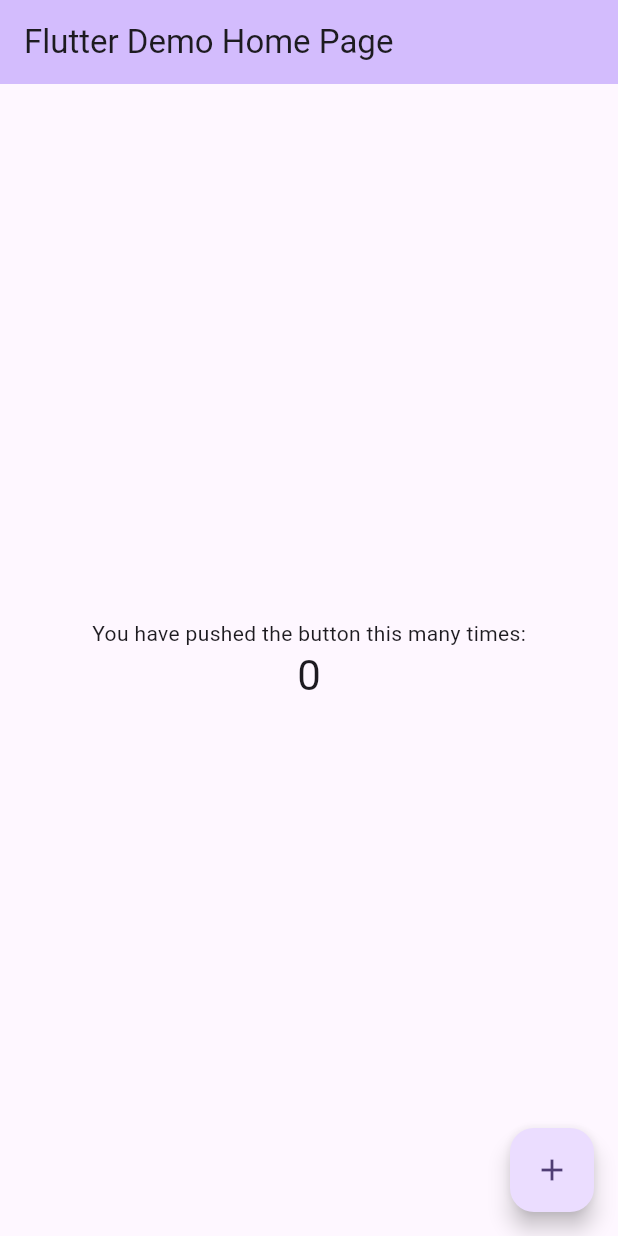
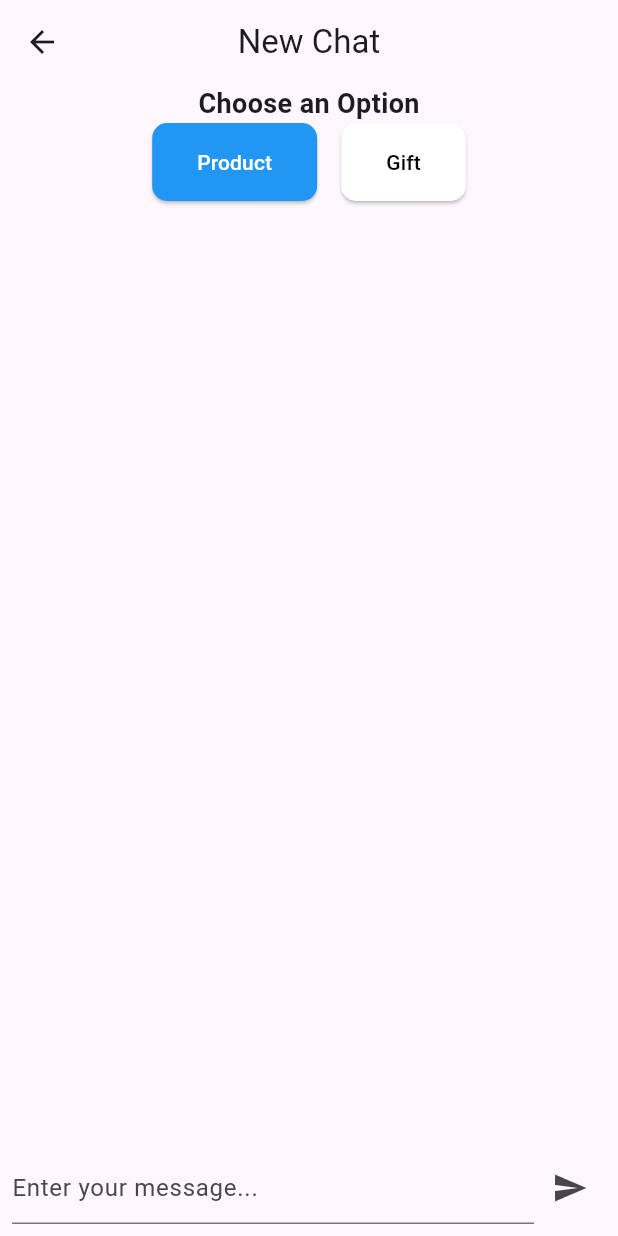
Before and after one commit to Shchoholiev/shopping-assistant-mobile-client, a Flutter app: the screen it shows after launch, on a phone screen of 412 x 824 dp. Run offline on Flutter 3.47's test engine with Material 2 defaults, Android fonts, the phone set to English and light mode, and no system bars; our stand-ins replace graphql, graphql_flutter, jwt_decoder, shared_preferences; accounts and stored records are empty.

Commit message:
create screen for chat

```diff
--- a/lib/main.dart
+++ b/lib/main.dart
@@ -2,10 +2,12 @@ import 'dart:convert';
 import 'package:flutter/material.dart';
 import 'package:graphql/client.dart';
 import 'package:shopping_assistant_mobile_client/network/api_client.dart';
+import 'package:shopping_assistant_mobile_client/screens/chat.dart';
 
 void main() {
   runApp(const MyApp());
 }
+final ApiClient client = ApiClient();
 
 class MyApp extends StatelessWidget {
   const MyApp({super.key});
@@ -34,7 +36,7 @@ class MyApp extends StatelessWidget {
         colorScheme: ColorScheme.fromSeed(seedColor: Colors.deepPurple),
         useMaterial3: true,
       ),
-      home: const MyHomePage(title: 'Flutter Demo Home Page'),
+      home: ChatScreen(),
     );
   }
 }
--- /dev/null
+++ b/lib/screens/chat.dart
@@ -0,0 +1,253 @@
+import 'dart:convert';
+
+import 'package:flutter/material.dart';
+import 'package:graphql_flutter/graphql_flutter.dart';
+import 'package:shopping_assistant_mobile_client/network/api_client.dart';
+
+const String startPersonalWishlistMutations = r'''
+  mutation startPersonalWishlist($dto: WishlistCreateDtoInput!) {
+    startPersonalWishlist(dto: $dto) {
+      createdById, id, name, type
+    }
+  }
+''';
+
+const String sendMessageMutation = r'''
+  mutation sendMessage($wishlistId: ID!, $message: String!) {
+    sendMessage(wishlistId: $wishlistId, message: $message) {
+      // Опис того, що ви очікуєте від відповіді
+    }
+  }
+''';
+
+final ApiClient client = ApiClient();
+
+class ChatScreen extends StatefulWidget {
+  @override
+  State createState() => ChatScreenState();
+}
+
+class MessageBubble extends StatelessWidget {
+  final String message;
+
+  MessageBubble({required this.message});
+
+  @override
+  Widget build(BuildContext context) {
+    return Align(
+      alignment: Alignment.centerRight,
+      child: Container(
+        margin: const EdgeInsets.all(8.0),
+        padding: const EdgeInsets.all(16.0),
+        decoration: BoxDecoration(
+          color: Colors.blue,
+          borderRadius: BorderRadius.circular(10.0),
+        ),
+        child: Text(
+          message,
+          style: TextStyle(color: Colors.white),
+        ),
+      ),
+    );
+  }
+}
+
+class ChatScreenState extends State<ChatScreen> {
+
+  final TextEditingController _messageController = TextEditingController();
+  List<String> messages = [];
+  bool buttonsVisible = true;
+  final ScrollController _scrollController = ScrollController();
+
+
+  String wishlistId = '';
+
+  // Функція для старту першої вішлісту при відправці першого повідомлення
+  Future<void> _startPersonalWishlist() async {
+    final options = MutationOptions(
+      document: gql(startPersonalWishlistMutations),
+      variables: <String, dynamic>{
+        'dto': {'firstMessageText': messages.first, 'type': 'Product'},
+      },
+    );
+
+    final result = await client.mutate(options);
+
+    if (result != null && result.containsKey('startPersonalWishlist')) {
+      setState(() {
+        wishlistId = result['startPersonalWishlist']['id'];
+      });
+    }
+  }
+
+  // Функція для відправки повідомлення до API
+  Future<void> _sendMessageToAPI(String message) async {
+    final options = MutationOptions(
+      document: gql(sendMessageMutation),
+      variables: <String, dynamic>{'wishlistId': wishlistId, 'message': message},
+    );
+
+    final result = await client.mutate(options);
+
+    // Обробка результатів відправки повідомлення
+    if (result != null && result.containsKey('sendMessage')) {
+      // Отримання та обробка відповідей з GPT-4
+      var sseStream = client.getServerSentEventStream(
+        'api/productssearch/search/$wishlistId',
+        {'text': message},
+      );
+
+      await for (var chunk in sseStream) {
+        print('${chunk.event}: ${chunk.data}');
+        // Оновлення UI або збереження результатів, якщо необхідно
+      }
+    }
+  }
+
+  // Функція для відправки повідомлення
+  void _sendMessage() {
+    String message = _messageController.text;
+    setState(() {
+      messages.insert(0, message);
+    });
+
+    if (wishlistId.isEmpty) {
+      // Якщо вішліст не створено, стартуємо його
+      _startPersonalWishlist().then((_) {
+        // Після створення вішлісту, відправляємо перше повідомлення до API
+        _sendMessageToAPI(message);
+      });
+    } else {
+      // Якщо вішліст вже існує, відправляємо повідомлення до API
+      _sendMessageToAPI(message);
+    }
+
+    _messageController.clear();
+    _scrollController.animateTo(
+      0.0,
+      duration: Duration(milliseconds: 300),
+      curve: Curves.easeOut,
+    );
+  }
+
+
+  void _showGiftNotAvailable() {
+    showDialog(
+      context: context,
+      builder: (BuildContext context) {
+        return AlertDialog(
+          title: Text('Gift Functionality'),
+          content: Text('This function is currently unavailable.'),
+          actions: <Widget>[
+            TextButton(
+              child: Text('OK'),
+              onPressed: () {
+                Navigator.of(context).pop();
+              },
+            ),
+          ],
+        );
+      },
+    );
+  }
+
+  @override
+  Widget build(BuildContext context) {
+    return Scaffold(
+      appBar: AppBar(
+        title: Text('New Chat'),
+        centerTitle: true, // Відцентрувати заголовок
+        leading: IconButton(
+          icon: Icon(Icons.arrow_back),
+          onPressed: () {
+            // Обробник для кнопки "Назад"
+            print('Back button pressed');
+          },
+        ),
+      ),
+      body: Column(
+        children: <Widget>[
+          Visibility(
+            visible: buttonsVisible,
+            child: Align(
+              alignment: Alignment.topCenter,
+              child: Column(
+                children: [
+                  Text(
+                    'Choose an Option',
+                    style: TextStyle(fontSize: 18, fontWeight: FontWeight.bold),
+                  ),
+                  Row(
+                    mainAxisAlignment: MainAxisAlignment.center,
+                    children: <Widget>[
+                      ElevatedButton(
+                        onPressed: () {
+                          // Обробник для кнопки "Product"
+                          print('Product button pressed');
+                        },
+                        style: ElevatedButton.styleFrom(
+                          padding: EdgeInsets.symmetric(horizontal: 30, vertical: 16),
+                          shape: RoundedRectangleBorder(
+                            borderRadius: BorderRadius.circular(10), // Закруглення країв
+                          ),
+                          primary: Colors.blue, // Колір кнопки
+                          onPrimary: Colors.white, // Колір тексту на активній кнопці
+                        ),
+                        child: Text('Product'),
+                      ),
+                      SizedBox(width: 16.0), // Простір між кнопками
+                      ElevatedButton(
+                        onPressed: _showGiftNotAvailable,
+                        style: ElevatedButton.styleFrom(
+                          padding: EdgeInsets.symmetric(horizontal: 30, vertical: 16),
+                          shape: RoundedRectangleBorder(
+                            borderRadius: BorderRadius.circular(10), // Закруглення країв
+                          ),
+                          primary: Colors.white, // Колір кнопки "Gift"
+                          onPrimary: Colors.black, // Колір тексту на активній кнопці
+                        ),
+                        child: Text('Gift'),
+                      ),
+                    ],
+                  ),
+                ],
+              ),
+            ),
+          ),
+          Expanded(
+            child: ListView(
+              controller: _scrollController,
+              reverse: true, // Щоб список був у зворотньому порядку
+              children: <Widget>[
+                // Повідомлення користувача
+                for (var message in messages)
+                  MessageBubble(
+                    message: message,
+                  ),
+              ],
+            ),
+          ),
+          Container(
+            margin: const EdgeInsets.all(8.0),
+            child: Row(
+              children: <Widget>[
+                Expanded(
+                  child: TextField(
+                    controller: _messageController,
+                    decoration: InputDecoration(
+                      hintText: 'Enter your message...',
+                    ),
+                  ),
+                ),
+                IconButton(
+                  icon: Icon(Icons.send),
+                  onPressed: _sendMessage,
+                ),
+              ],
+            ),
+          ),
+        ],
+      ),
+    );
+  }
+  }
```
Lines whose indentation alone changed are shown as unchanged.
